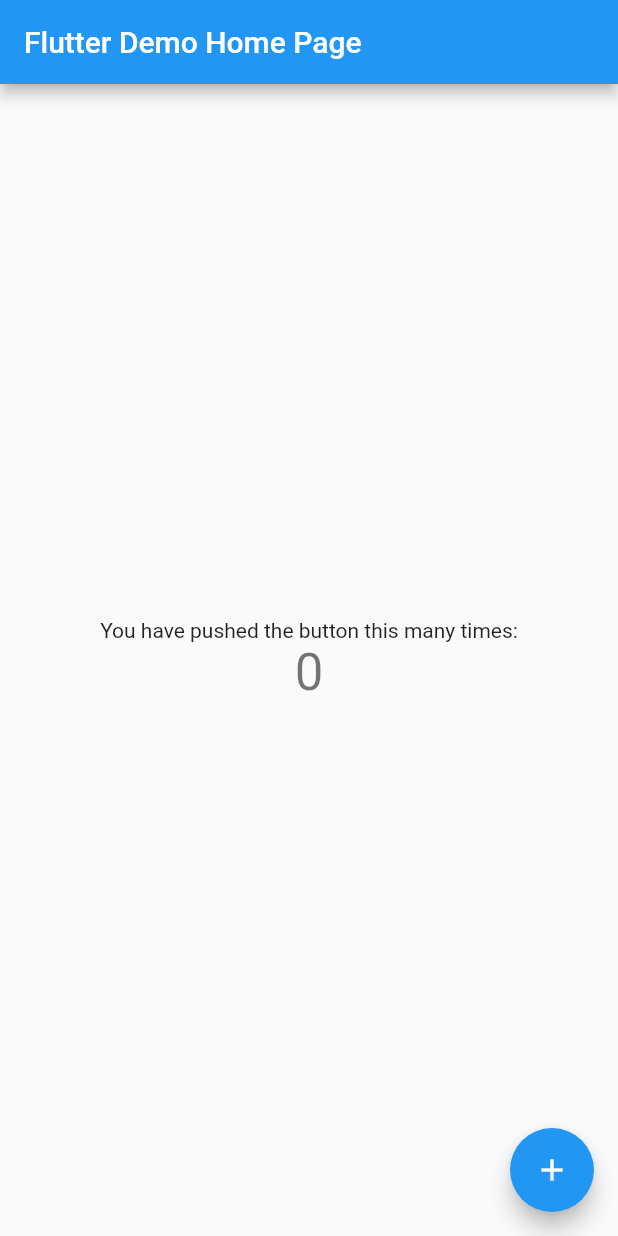
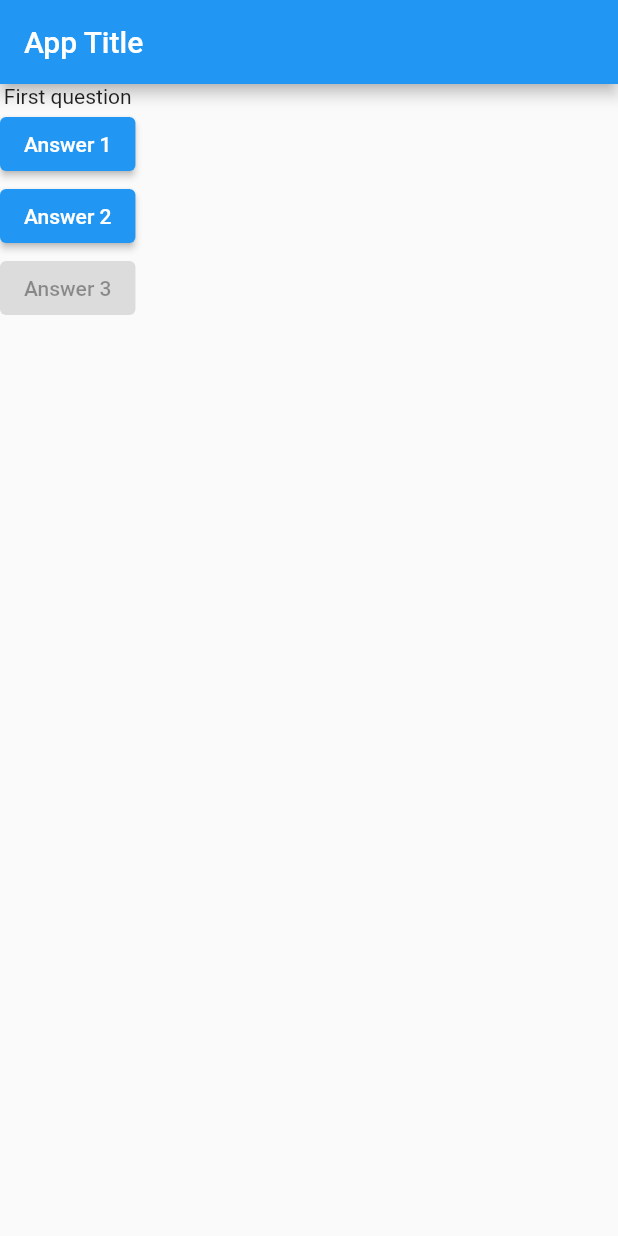
Before and after one commit to yaser-eftekhari/flutter-quiz, a Flutter app: the screen it shows after launch, on a phone screen of 412 x 824 dp. Run offline on Flutter 3.47's test engine with Material 2 defaults, Android fonts, the phone set to English and light mode, and no system bars.

Commit message:
added a static question and few buttons for answers that only print statement

```diff
--- a/lib/main.dart
+++ b/lib/main.dart
@@ -1,113 +1,35 @@
 import 'package:flutter/material.dart';
 
-void main() {
-  runApp(MyApp());
-}
+void main() => runApp(App());
 
-class MyApp extends StatelessWidget {
-  // This widget is the root of your application.
+class App extends StatelessWidget {
+  void onPressAction() => print("Button was pressed");
+
   @override
   Widget build(BuildContext context) {
     return MaterialApp(
-      title: 'Flutter Demo',
-      theme: ThemeData(
-        // This is the theme of your application.
-        //
-        // Try running your application with "flutter run". You'll see the
-        // application has a blue toolbar. Then, without quitting the app, try
-        // changing the primarySwatch below to Colors.green and then invoke
-        // "hot reload" (press "r" in the console where you ran "flutter run",
-        // or simply save your changes to "hot reload" in a Flutter IDE).
-        // Notice that the counter didn't reset back to zero; the application
-        // is not restarted.
-        primarySwatch: Colors.blue,
-      ),
-      home: MyHomePage(title: 'Flutter Demo Home Page'),
+      home: Scaffold(
+        appBar: AppBar(
+          title: Text("App Title"),
+        ),
+        body: Column(
+          children: [
+            Text("First question"),
+            ElevatedButton(
+              onPressed: onPressAction,
+              child: Text('Answer 1'),
+            ),
+            ElevatedButton(
+              onPressed: onPressAction,
+              child: Text('Answer 2'),
+            ),
+            ElevatedButton(
+                onPressed: null,
+                child: Text('Answer 3'),
+            ),
+          ],
+        ),
+      )
     );
   }
 }
-
-class MyHomePage extends StatefulWidget {
-  MyHomePage({Key? key, required this.title}) : super(key: key);
-
-  // This widget is the home page of your application. It is stateful, meaning
-  // that it has a State object (defined below) that contains fields that affect
-  // how it looks.
-
-  // This class is the configuration for the state. It holds the values (in this
-  // case the title) provided by the parent (in this case the App widget) and
-  // used by the build method of the State. Fields in a Widget subclass are
-  // always marked "final".
-
-  final String title;
-
-  @override
-  _MyHomePageState createState() => _MyHomePageState();
-}
-
-class _MyHomePageState extends State<MyHomePage> {
-  int _counter = 0;
-
-  void _incrementCounter() {
-    setState(() {
-      // This call to setState tells the Flutter framework that something has
-      // changed in this State, which causes it to rerun the build method below
-      // so that the display can reflect the updated values. If we changed
-      // _counter without calling setState(), then the build method would not be
-      // called again, and so nothing would appear to happen.
-      _counter++;
-    });
-  }
-
-  @override
-  Widget build(BuildContext context) {
-    // This method is rerun every time setState is called, for instance as done
-    // by the _incrementCounter method above.
-    //
-    // The Flutter framework has been optimized to make rerunning build methods
-    // fast, so that you can just rebuild anything that needs updating rather
-    // than having to individually change instances of widgets.
-    return Scaffold(
-      appBar: AppBar(
-        // Here we take the value from the MyHomePage object that was created by
-        // the App.build method, and use it to set our appbar title.
-        title: Text(widget.title),
-      ),
-      body: Center(
-        // Center is a layout widget. It takes a single child and positions it
-        // in the middle of the parent.
-        child: Column(
-          // Column is also a layout widget. It takes a list of children and
-          // arranges them vertically. By default, it sizes itself to fit its
-          // children horizontally, and tries to be as tall as its parent.
-          //
-          // Invoke "debug painting" (press "p" in the console, choose the
-          // "Toggle Debug Paint" action from the Flutter Inspector in Android
-          // Studio, or the "Toggle Debug Paint" command in Visual Studio Code)
-          // to see the wireframe for each widget.
-          //
-          // Column has various properties to control how it sizes itself and
-          // how it positions its children. Here we use mainAxisAlignment to
-          // center the children vertically; the main axis here is the vertical
-          // axis because Columns are vertical (the cross axis would be
-          // horizontal).
-          mainAxisAlignment: MainAxisAlignment.center,
-          children: <Widget>[
-            Text(
-              'You have pushed the button this many times:',
-            ),
-            Text(
-              '$_counter',
-              style: Theme.of(context).textTheme.headline4,
-            ),
-          ],
-        ),
-      ),
-      floatingActionButton: FloatingActionButton(
-        onPressed: _incrementCounter,
-        tooltip: 'Increment',
-        child: Icon(Icons.add),
-      ), // This trailing comma makes auto-formatting nicer for build methods.
-    );
-  }
-}
```
